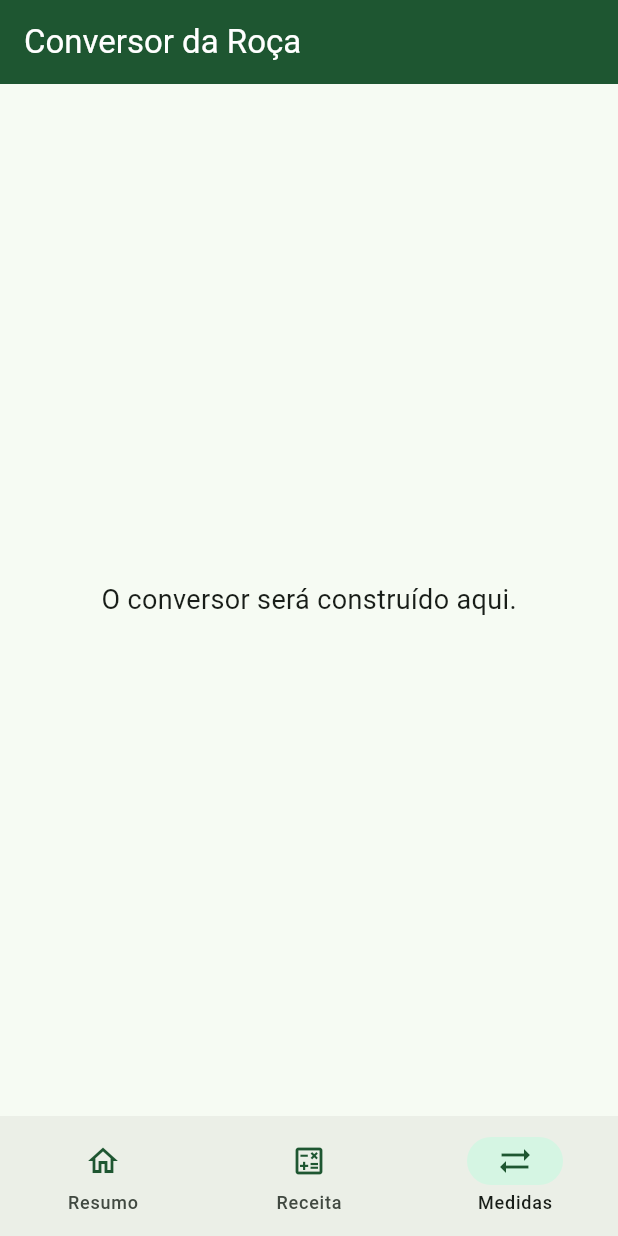
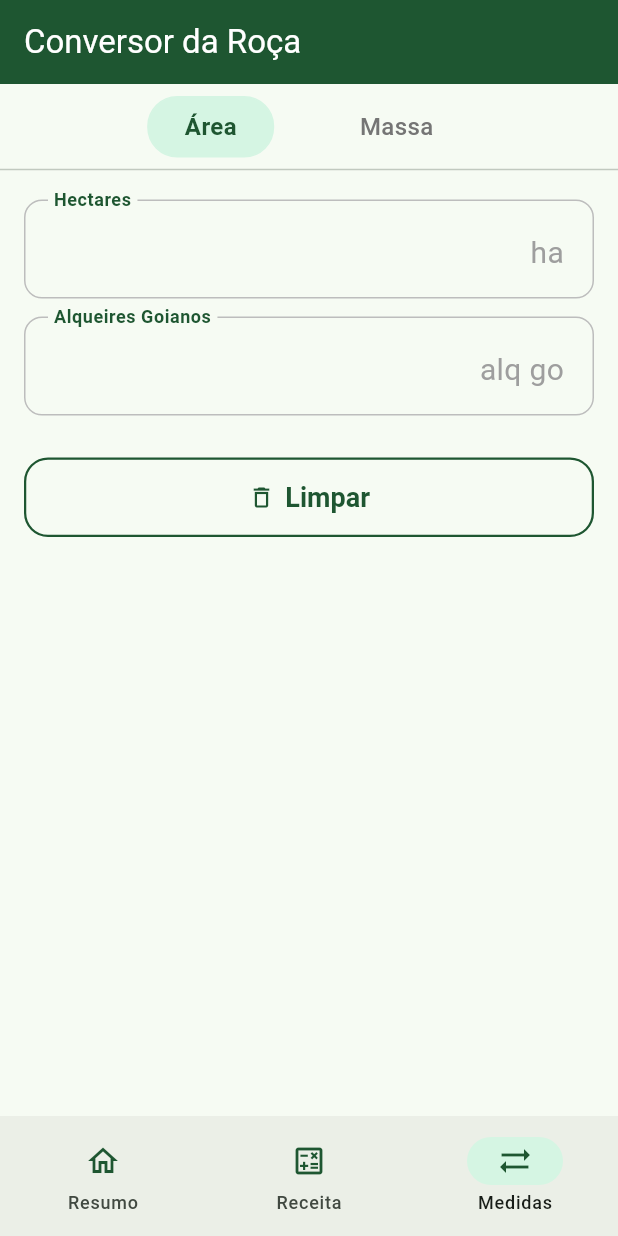
Before and after one commit to IFGoiano-SI/Caderno-de-Campo-do-Vale-Conversor, a Flutter app: the screen it shows after launch, item 3 of the bottom bar chosen, on a phone screen of 412 x 824 dp. Run offline on Flutter 3.47's test engine with Material 3 defaults, Android fonts, the phone set to English and light mode, and no system bars.

Commit message:
implementação da tela de conversão

```diff
--- a/lib/conversor.dart
+++ b/lib/conversor.dart
@@ -4,12 +4,12 @@
 //
 // Objetivo:
 // Desenvolver uma calculadora bidirecional que converta unidades de medida
-// de Área: Hectares (ha) e Alqueires Goianos (alq. go); e Massa: Sacas (scs) e Arrobas (@).
+// de Área: Hectares (ha) e Alqueires Goianos (alq go); e Massa: Sacas (scs) e Arrobas (@).
 //
 // Estrutura de Interface (UI):
 // - Navegação: Um seletor customizado no topo da tela para separar e alternar
 //   o estado entre as abas "Área" e "Massa".
-// - Visores: Dois campos `TextField` editáveis dispostos verticalmente.
+// - Visores: Dois campos `TextField Outlined` editáveis dispostos verticalmente.
 //   - O texto interior deve ser alinhado à direita (`textAlign: TextAlign.right`).
 //   - Cada campo deve exibir um seletor de opções contendo a sua unidade de medida.
 //
@@ -36,6 +36,55 @@ class TelaConversor extends StatefulWidget {
 }
 
 class _TelaConversorState extends State<TelaConversor> {
+  int _abaSelecionada = 0; // 0 para Área, 1 para Massa
+  final List<String> _abas = ['Área', 'Massa'];
+
+  // Controladores dos visores
+  final TextEditingController _topController = TextEditingController();
+  final TextEditingController _bottomController = TextEditingController();
+
+  @override
+  void dispose() {
+    _topController.dispose();
+    _bottomController.dispose();
+    super.dispose();
+  }
+
+  Widget _buildVisor({
+    required TextEditingController controller,
+    required String labelText,
+    required String suffixText,
+  }) {
+    return Padding(
+      padding: const EdgeInsets.symmetric(horizontal: 16.0, vertical: 4.0),
+      child: TextField(
+        controller: controller,
+        keyboardType: const TextInputType.numberWithOptions(decimal: true),
+        textAlign: TextAlign.right,
+        style: const TextStyle(fontSize: 28, fontWeight: FontWeight.w600, color: Color(0xFF1E5631)),
+        decoration: InputDecoration(
+          labelText: labelText,
+          labelStyle: const TextStyle(color: Color(0xFF1E5631), fontSize: 16, fontWeight: FontWeight.bold),
+          floatingLabelBehavior: FloatingLabelBehavior.always,
+          suffixText: suffixText,
+          suffixStyle: const TextStyle(fontSize: 20, color: Colors.grey),
+          border: OutlineInputBorder(
+            borderRadius: BorderRadius.circular(12.0),
+          ),
+          enabledBorder: OutlineInputBorder(
+            borderSide: BorderSide(color: Colors.grey.shade400, width: 1.0),
+            borderRadius: BorderRadius.circular(12.0),
+          ),
+          focusedBorder: OutlineInputBorder(
+            borderSide: const BorderSide(color: Color(0xFF1E5631), width: 2.0),
+            borderRadius: BorderRadius.circular(12.0),
+          ),
+          contentPadding: const EdgeInsets.symmetric(horizontal: 16.0, vertical: 12.0),
+        ),
+      ),
+    );
+  }
+
   @override
   Widget build(BuildContext context) {
     return Scaffold(
@@ -44,11 +93,102 @@ class _TelaConversorState extends State<TelaConversor> {
         backgroundColor: const Color(0xFF1E5631),
         foregroundColor: Colors.white,
       ),
-      body: const Center(
-        child: Text(
-          'O conversor será construído aqui.',
-          style: TextStyle(fontSize: 18),
-        ),
+      body: Column(
+        crossAxisAlignment: CrossAxisAlignment.start,
+        children: [
+
+          // Seletor de Abas
+          Container(
+            padding: const EdgeInsets.only(top: 8.0, bottom: 0.0),
+            alignment: Alignment.center,
+            child: Row(
+              mainAxisAlignment: MainAxisAlignment.center,
+              children: List.generate(_abas.length, (index) {
+                final isSelected = _abaSelecionada == index;
+                return GestureDetector(
+                  onTap: () {
+                    if (_abaSelecionada != index) {
+                      setState(() {
+                        _abaSelecionada = index;
+                        _topController.clear();
+                        _bottomController.clear();
+                      });
+                    }
+                  },
+                  child: Container(
+                    margin: const EdgeInsets.symmetric(horizontal: 16.0),
+                    padding: const EdgeInsets.symmetric(horizontal: 24.0, vertical: 8.0),
+                    decoration: BoxDecoration(
+                      color: isSelected
+                          ? const Color(0xFFD5F5E3)
+                          : Colors.transparent,
+                      borderRadius: BorderRadius.circular(20.0),
+                      border: isSelected
+                          ? Border.all(color: const Color(0xFFD5F5E3), width: 1.0)
+                          : Border.all(color: Colors.transparent, width: 1.0),
+                    ),
+                    child: Text(
+                      _abas[index],
+                      style: TextStyle(
+                        fontSize: 16.0,
+                        fontWeight: isSelected ? FontWeight.w600 : FontWeight.w500,
+                        color: isSelected ? const Color(0xFF1E5631) : Colors.grey.shade600,
+                      ),
+                    ),
+                  ),
+                );
+              }),
+            ),
+          ),
+
+          const Divider(),
+
+          // Visores do conversor
+          Expanded(
+            child: ListView(
+              padding: const EdgeInsets.only(top: 8.0, bottom: 16.0),
+              children: [
+                _buildVisor(
+                  controller: _topController,
+                  labelText: _abaSelecionada == 0 ? 'Hectares' : 'Sacas',
+                  suffixText: _abaSelecionada == 0 ? 'ha' : 'scs',
+                ),
+
+                const SizedBox(height: 4.0),
+
+                _buildVisor(
+                  controller: _bottomController,
+                  labelText: _abaSelecionada == 0 ? 'Alqueires Goianos' : 'Arrobas',
+                  suffixText: _abaSelecionada == 0 ? 'alq go' : '@',
+                ),
+
+                const SizedBox(height: 24.0),
+
+                // Botão Limpar
+                Padding(
+                  padding: const EdgeInsets.symmetric(horizontal: 16.0),
+                  child: OutlinedButton.icon(
+                    onPressed: () {
+                      _topController.clear();
+                      _bottomController.clear();
+                    },
+                    icon: const Icon(Icons.delete_outline),
+                    label: const Text('Limpar'),
+                    style: OutlinedButton.styleFrom(
+                      foregroundColor: const Color(0xFF1E5631),
+                      side: const BorderSide(color: Color(0xFF1E5631), width: 1.5),
+                      padding: const EdgeInsets.symmetric(vertical: 16.0),
+                      textStyle: const TextStyle(fontSize: 18, fontWeight: FontWeight.bold),
+                      shape: RoundedRectangleBorder(
+                        borderRadius: BorderRadius.circular(16.0),
+                      ),
+                    ),
+                  ),
+                ),
+              ],
+            ),
+          ),
+        ],
       ),
     );
   }
```
